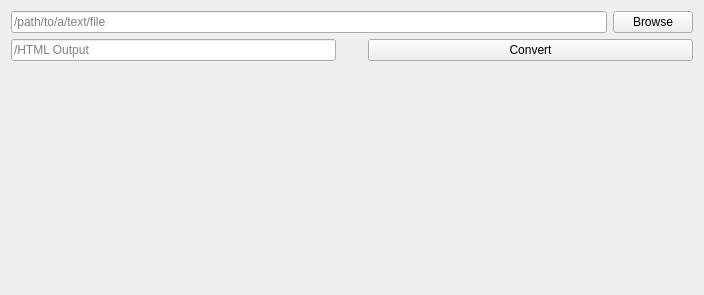
This is Laborator5/exemple/schelet_ui_tema_1/html_converter.ui in cezarovici/ParadigmeDeProgramare as Qt 5 draws it before an edit. The edited form follows.
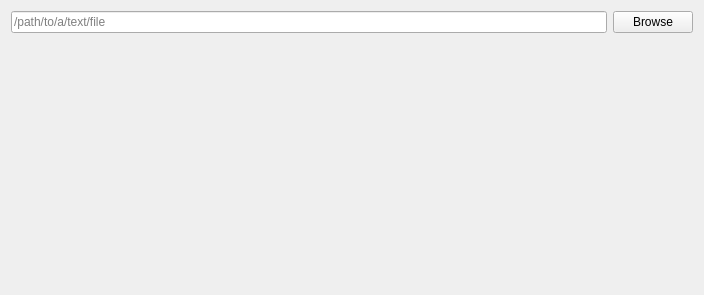
This is the edited form.

Commit message: open /path/to/search/ from text box when browse button pressed

What changed in the file:
```diff
--- a/Laborator5/exemple/schelet_ui_tema_1/html_converter.ui
+++ b/Laborator5/exemple/schelet_ui_tema_1/html_converter.ui
@@ -46,16 +46,31 @@
     </layout>
     
    </item>
-   
-     <item row="1" column="0">
-      <widget class="QLineEdit" name="result">
+    <item row="1" column="0" colspan="3">
+      <item>
+        <widget class="QTextEdit" name="result">
        <property name="readOnly">
         <bool>true</bool>
        </property>
        <property name="placeholderText">
-        <string>/HTML Output</string>
-       </property>
-      </widget>
+            <string>HTML Output</string>
+          </property>
+          <property name="sizeHint" stdset="0">
+            <size>
+              <width>700</width>
+              <height>200</height>
+            </size>
+          </property>
+        </widget>
+      </item>
+
+      <item>
+      <widget class="QPushButton" name="convert_btn">
+        <property name="text">
+          <string>Convert</string>
+        </property>
+      </widget>
+      </item>
      </item>
    
    <item row="2" column="0">
@@ -73,14 +88,6 @@
    </item>
    
 
-    <item row="1" column="2">
-     <widget class="QPushButton" name="convert_btn">
-      <property name="text">
-        <string>Convert</string>
-      </property>
-     </widget>
-    </item>
-
    <item row="2" column="2">
     <spacer name="horizontalSpacer_2">
      <property name="orientation">
```
Lines whose indentation alone changed are shown as unchanged. The commit also changes 1 other file.
